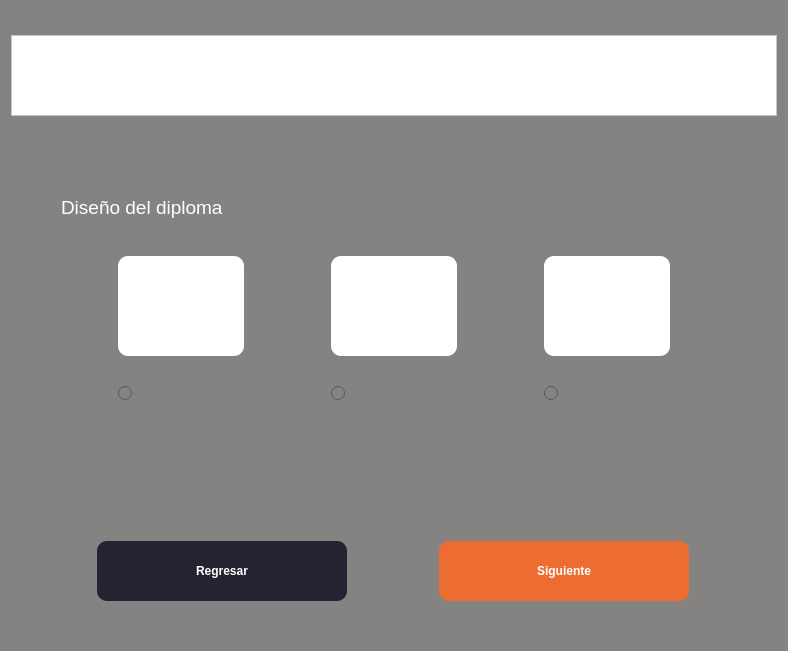
First picture: the form in SeleccionTemplate.ui, repository RicarlOz/DiplomaGenerator, before the edit.
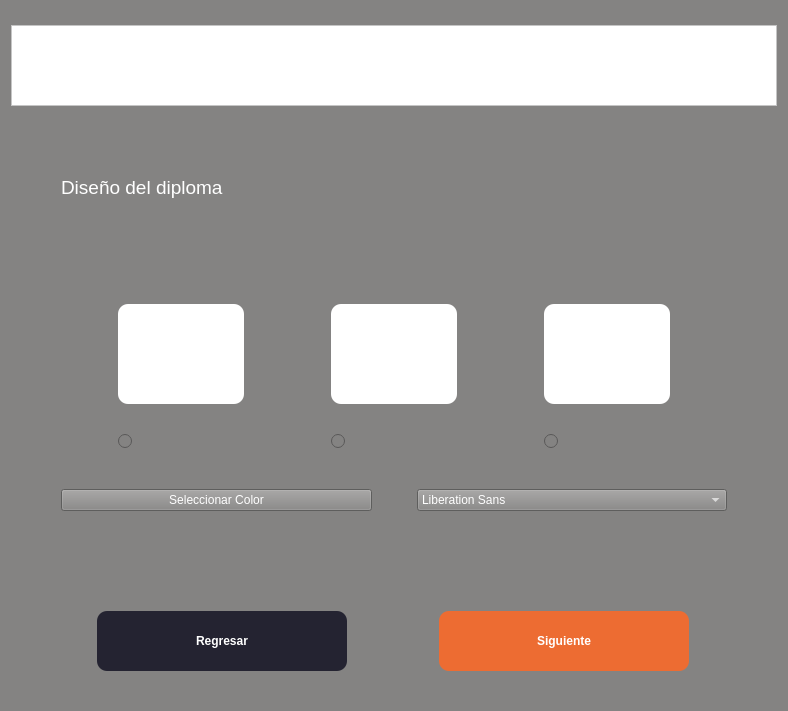
Second picture: the form after the edit. Icons and pictures are not drawn.

Commit message: Cambio de Font

The edit to the form file:
```diff
--- a/SeleccionTemplate.ui
+++ b/SeleccionTemplate.ui
@@ -7,7 +7,7 @@
     <x>0</x>
     <y>0</y>
     <width>788</width>
-    <height>651</height>
+    <height>711</height>
    </rect>
   </property>
   <property name="palette">
@@ -148,6 +148,15 @@
        </color>
       </brush>
      </colorrole>
+     <colorrole role="PlaceholderText">
+      <brush brushstyle="NoBrush">
+       <color alpha="128">
+        <red>255</red>
+        <green>255</green>
+        <blue>255</blue>
+       </color>
+      </brush>
+     </colorrole>
     </active>
     <inactive>
      <colorrole role="WindowText">
@@ -285,6 +294,15 @@
        </color>
       </brush>
      </colorrole>
+     <colorrole role="PlaceholderText">
+      <brush brushstyle="NoBrush">
+       <color alpha="128">
+        <red>255</red>
+        <green>255</green>
+        <blue>255</blue>
+       </color>
+      </brush>
+     </colorrole>
     </inactive>
     <disabled>
      <colorrole role="WindowText">
@@ -422,6 +440,15 @@
        </color>
       </brush>
      </colorrole>
+     <colorrole role="PlaceholderText">
+      <brush brushstyle="NoBrush">
+       <color alpha="128">
+        <red>255</red>
+        <green>255</green>
+        <blue>255</blue>
+       </color>
+      </brush>
+     </colorrole>
     </disabled>
    </palette>
   </property>
@@ -497,6 +524,9 @@
    </item>
    <item>
     <layout class="QVBoxLayout" name="verticalLayout_4">
+     <property name="spacing">
+      <number>40</number>
+     </property>
      <property name="leftMargin">
       <number>50</number>
      </property>
@@ -507,7 +537,7 @@
       <number>50</number>
      </property>
      <property name="bottomMargin">
-      <number>100</number>
+      <number>70</number>
      </property>
      <item>
       <widget class="QLabel" name="label_2">
@@ -736,6 +766,27 @@
        </item>
       </layout>
      </item>
+     <item>
+      <layout class="QHBoxLayout" name="horizontalLayout_4">
+       <property name="spacing">
+        <number>45</number>
+       </property>
+       <item>
+        <widget class="QPushButton" name="btnColor">
+         <property name="text">
+          <string>Seleccionar Color</string>
+         </property>
+        </widget>
+       </item>
+       <item>
+        <widget class="QFontComboBox" name="fontBox">
+         <property name="editable">
+          <bool>false</bool>
+         </property>
+        </widget>
+       </item>
+      </layout>
+     </item>
     </layout>
    </item>
    <item>
```
The commit also changes 2 other files.
